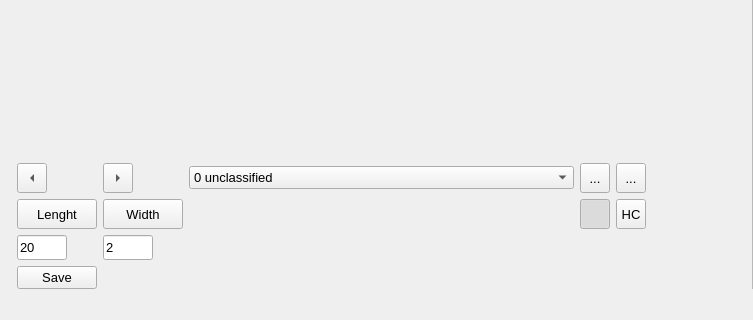
Qt form ClassificationTool.ui (TUW-GEO/opals_PointCloudLabeler) before a commit; both pictures show x 0 to 753 and y 378 to 698 of the 1398 by 698 pixel window.
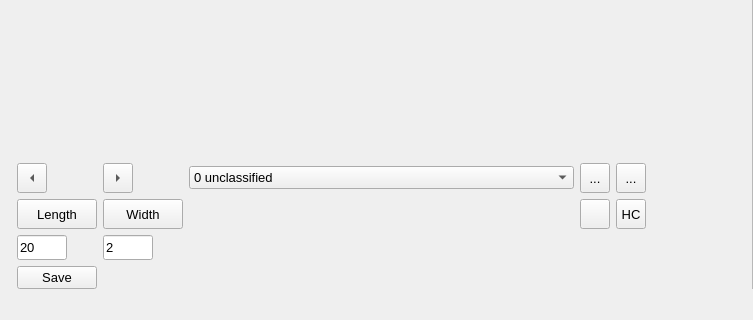
The same form after that commit. Icons and pictures are not drawn. Custom widgets are drawn as their Qt base class.

```diff
--- a/ClassificationTool.ui
+++ b/ClassificationTool.ui
@@ -210,7 +210,7 @@
              </size>
             </property>
             <property name="text">
-             <string>Lenght</string>
+             <string>Length</string>
             </property>
            </widget>
           </item>
@@ -414,10 +414,10 @@
              </size>
             </property>
             <property name="checkable">
-             <bool>true</bool>
+             <bool>false</bool>
             </property>
             <property name="checked">
-             <bool>true</bool>
+             <bool>false</bool>
             </property>
            </widget>
           </item>
```
